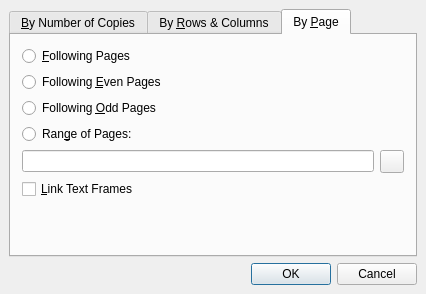
Before: the Qt Designer form scribus/ui/multipleduplicate.ui in scribusproject/scribus, drawn with Qt 5.
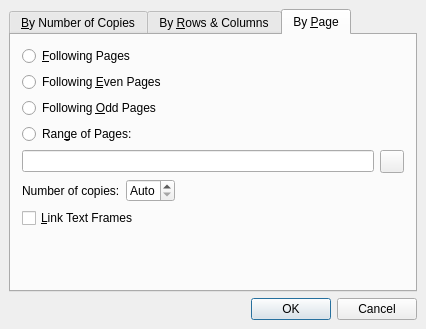
After: the same form once the commit is applied. The open tabs and pages were chosen to show the change. Custom widgets are drawn as their Qt base class.

Commit message: #17175: Multiple duplicate by page: optionally limit the number of copies

Diff of the .ui file:
```diff
--- a/scribus/ui/multipleduplicate.ui
+++ b/scribus/ui/multipleduplicate.ui
@@ -10,7 +10,7 @@
     <x>0</x>
     <y>0</y>
     <width>426</width>
-    <height>294</height>
+    <height>329</height>
    </rect>
   </property>
   <property name="sizePolicy">
@@ -381,6 +381,52 @@
          </item>
         </layout>
        </item>
+       <item>
+        <layout class="QHBoxLayout" name="horizontalLayout_3">
+         <item>
+          <widget class="QLabel" name="labelMaxCopies">
+           <property name="text">
+            <string>Number of copies:</string>
+           </property>
+          </widget>
+         </item>
+         <item>
+          <widget class="ScrSpinBox" name="maxCopiesSpinBox">
+           <property name="sizePolicy">
+            <sizepolicy hsizetype="Minimum" vsizetype="Fixed">
+             <horstretch>0</horstretch>
+             <verstretch>0</verstretch>
+            </sizepolicy>
+           </property>
+           <property name="toolTip">
+            <string>Maximum number of duplicates to be created</string>
+           </property>
+           <property name="specialValueText">
+            <string>Auto</string>
+           </property>
+           <property name="suffix">
+            <string/>
+           </property>
+           <property name="decimals">
+            <number>0</number>
+           </property>
+          </widget>
+         </item>
+         <item>
+          <spacer name="horizontalSpacer_2">
+           <property name="orientation">
+            <enum>Qt::Orientation::Horizontal</enum>
+           </property>
+           <property name="sizeHint" stdset="0">
+            <size>
+             <width>40</width>
+             <height>20</height>
+            </size>
+           </property>
+          </spacer>
+         </item>
+        </layout>
+       </item>
        <item>
         <layout class="QVBoxLayout" name="verticalLayout_9">
          <item>
```
Left out of the diff: 16 changed lines with no effect on the pictures. The commit also changes 2 other files.
